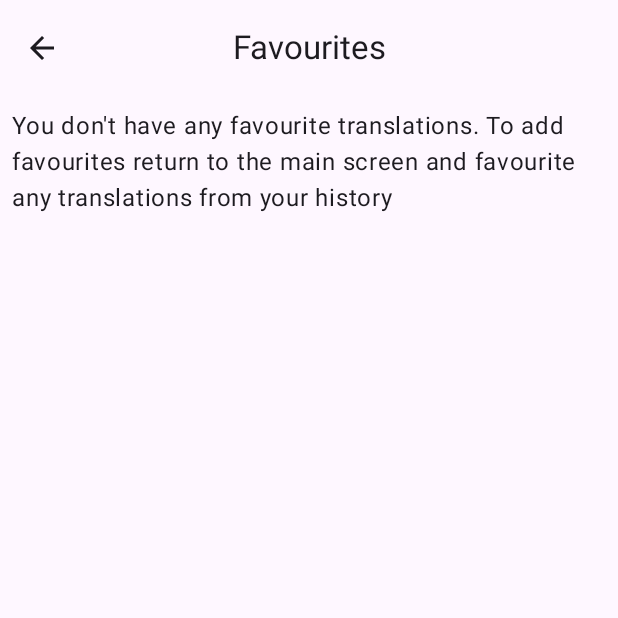
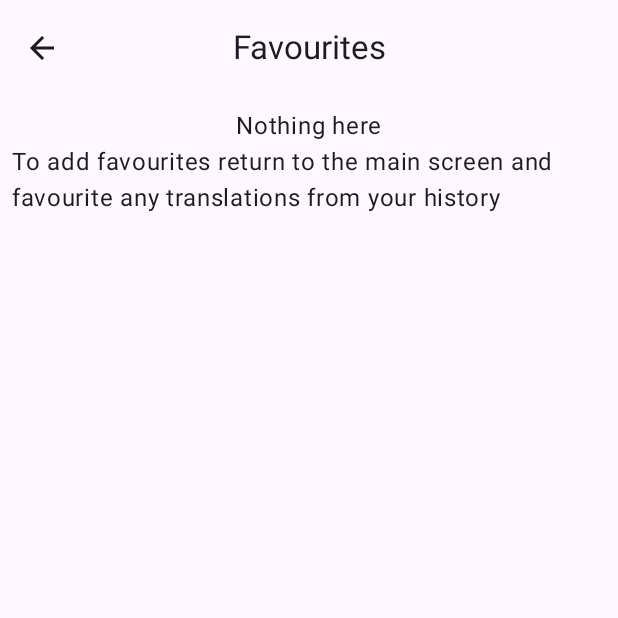
Before and after one commit to peterkrglv/KTranslate, an Android app built with Jetpack Compose: the FavouritesView screen opened through its navigation route, on a phone screen of 412 x 824 dp, the top half of it. Run offline under Robolectric (Android 15) with nearby library versions, the light colour scheme and no system bars.

Commit message:
extracted string resources and changed the buttons a bit

```diff
--- a/app/src/main/java/com/example/ktranslate/favourites_screen/FavouritesView.kt
+++ b/app/src/main/java/com/example/ktranslate/favourites_screen/FavouritesView.kt
@@ -10,19 +10,18 @@ import androidx.compose.foundation.layout.height
 import androidx.compose.foundation.layout.padding
 import androidx.compose.foundation.lazy.LazyColumn
 import androidx.compose.foundation.lazy.items
-import androidx.compose.material3.Icon
-import androidx.compose.material3.IconButton
 import androidx.compose.material3.Text
 import androidx.compose.runtime.Composable
 import androidx.compose.runtime.collectAsState
 import androidx.compose.ui.Alignment
 import androidx.compose.ui.Modifier
+import androidx.compose.ui.res.stringResource
 import androidx.compose.ui.tooling.preview.Preview
 import androidx.compose.ui.unit.dp
 import com.example.domain.models.WordTranslation
+import com.example.ktranslate.KFavButton
 import com.example.ktranslate.Loading
-import com.example.ktranslate.icons.StarFilledIcon
-import com.example.ktranslate.icons.StarIcon
+import com.example.ktranslate.R
 import org.koin.androidx.compose.koinViewModel
 import java.sql.Timestamp
 
@@ -73,7 +72,10 @@ fun FavouritesScreen(state: FavouritesState, onUnfavouriteItem: (WordTranslation
 @Composable
 fun FavouritesPlaceHolder() {
     Text(
-        text = "You don't have any favourite translations. To add favourites return to the main screen and favourite any translations from your history"
+        text = stringResource(R.string.nothing_here)
+    )
+    Text(
+        text = stringResource(R.string.to_add_favourites_return_to_the_main_screen_and_favourite_any_translations_from_your_history)
     )
 }
 
@@ -94,14 +96,10 @@ fun FavouriteItem(item: WordTranslation, onUnfavouriteClick: (WordTranslation) -
             Text(text = item.original)
             Text(text = item.translated)
         }
-        IconButton(
-            onClick = { onUnfavouriteClick(item) }
+        KFavButton(
+            isFavourite = item.isFavourite
         ) {
-            Icon(
-                modifier = Modifier.padding(horizontal = 8.dp),
-                imageVector = if (item.isFavourite) StarFilledIcon else StarIcon,
-                contentDescription = if (item.isFavourite) "Unfavourite Icon" else "Favourite Icon"
-            )
+            onUnfavouriteClick(item)
         }
     }
 }
--- a/app/src/main/java/com/example/ktranslate/navigation/TopNavBar.kt
+++ b/app/src/main/java/com/example/ktranslate/navigation/TopNavBar.kt
@@ -6,7 +6,9 @@ import androidx.compose.material3.Icon
 import androidx.compose.material3.IconButton
 import androidx.compose.material3.Text
 import androidx.compose.runtime.Composable
+import androidx.compose.ui.res.stringResource
 import androidx.navigation.NavController
+import com.example.ktranslate.R
 import com.example.ktranslate.icons.ArrowBackIcon
 import com.example.ktranslate.icons.StarFilledIcon
 
@@ -16,8 +18,8 @@ fun TopNavBar(navController: NavController, currentRoute: String? = null) {
     CenterAlignedTopAppBar(title = {
         Text(
             when (currentRoute) {
-                Screen.Translate.route -> "KTranslate"
-                Screen.Favourites.route -> "Favourites"
+                Screen.Translate.route -> stringResource(R.string.app_name)
+                Screen.Favourites.route -> stringResource(R.string.favourites_title)
                 else -> ""
             }
         )
@@ -48,7 +50,8 @@ fun TopNavBar(navController: NavController, currentRoute: String? = null) {
             }) {
             Icon(
                 imageVector = if (currentRoute == Screen.Translate.route) StarFilledIcon else ArrowBackIcon,
-                contentDescription = if (currentRoute == Screen.Translate.route) "Star Favourites Icon" else "Back arrow Icon"
+                contentDescription = if (currentRoute == Screen.Translate.route) stringResource(R.string.favourites_icon)
+                else stringResource(R.string.back_arrow_icon)
             )
         }
     })
--- a/app/src/main/java/com/example/ktranslate/translate_screen/TranslateViewModel.kt
+++ b/app/src/main/java/com/example/ktranslate/translate_screen/TranslateViewModel.kt
@@ -95,7 +95,7 @@ class TranslateViewModel(
             }
             currentState.copy(
                 currentTranslation = updatedTranslation,
-                history = updatedHistory
+                history = updatedHistory,
             )
         }
         viewModelScope.launch {
--- a/app/src/main/res/values/strings.xml
+++ b/app/src/main/res/values/strings.xml
@@ -1,3 +1,14 @@
 <resources>
     <string name="app_name">KTranslate</string>
+    <string name="favourites_title">Favourites</string>
+    <string name="favourites_icon">Favourites Icon</string>
+    <string name="back_arrow_icon">Back arrow icon</string>
+    <string name="nothing_found">Nothing found</string>
+    <string name="copy_icon">Copy icon</string>
+    <string name="history">History</string>
+    <string name="nothing_here">Nothing here</string>
+    <string name="to_add_favourites_return_to_the_main_screen_and_favourite_any_translations_from_your_history">To add favourites return to the main screen and favourite any translations from your history</string>
+    <string name="favourite_icon">Favourite Icon</string>
+    <string name="unfavourite_icon">Unfavourite Icon</string>
+    <string name="delete_icon">Delete Icon</string>
 </resources>
```
Also changed, not shown: app/src/main/java/com/example/ktranslate/KComposables.kt (+37 -0 lines), app/src/main/java/com/example/ktranslate/translate_screen/TranslateView.kt (+13 -30 lines).
